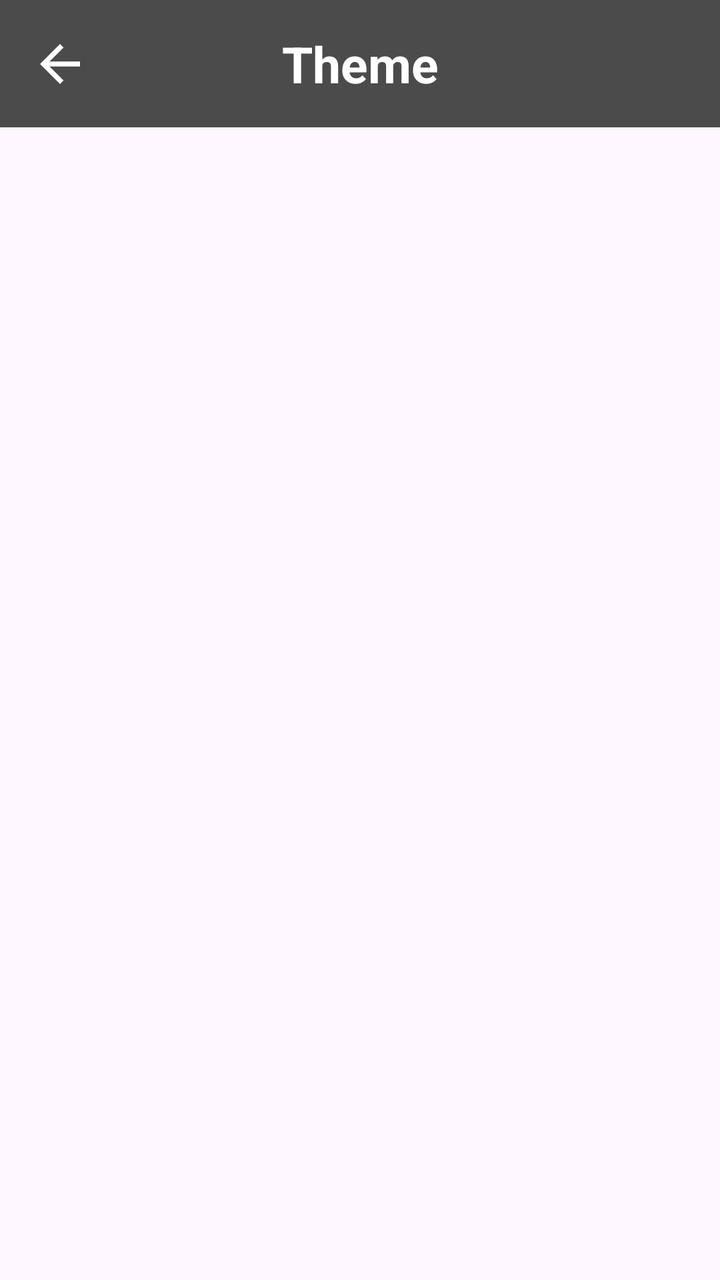
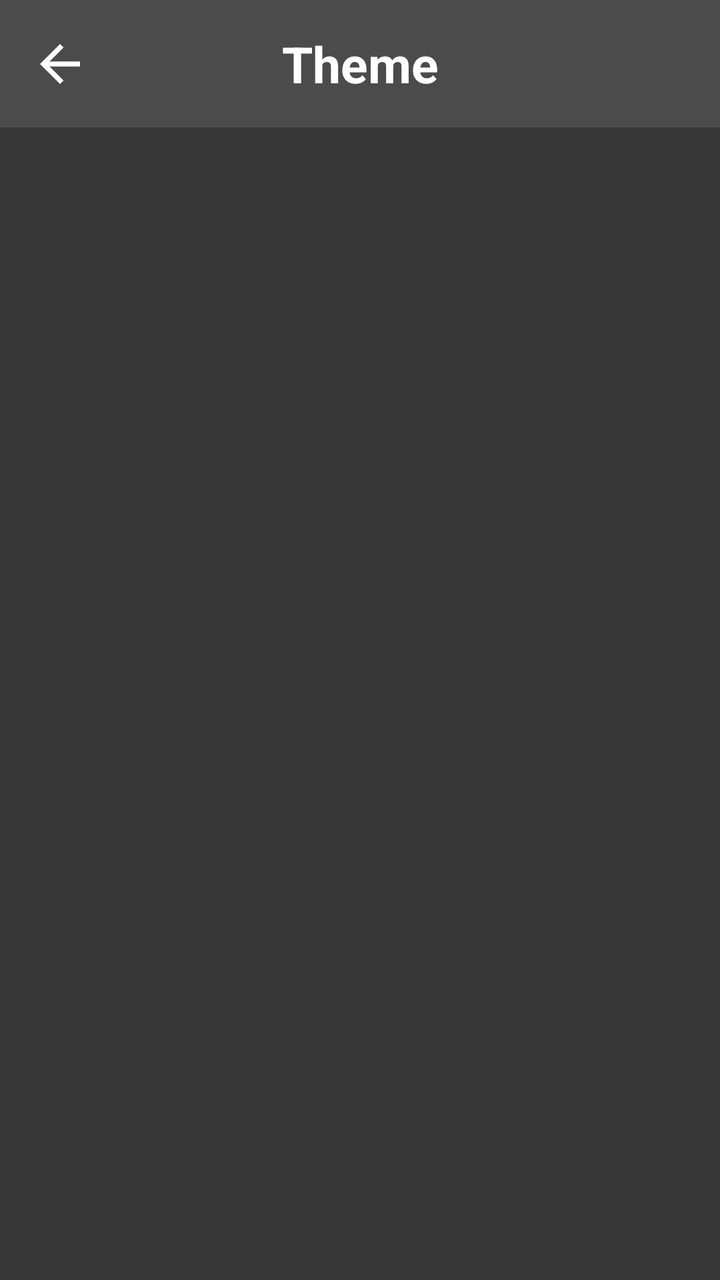

Screens rendered from an Android XML layout before and after an edit, with the pre-edit source and the edit as a unified diff.
<!-- AndroidManifest.xml: application theme AppTheme -->
<!-- res/layout/select_theme_activity.xml -->
<?xml version="1.0" encoding="utf-8"?>
<androidx.constraintlayout.widget.ConstraintLayout xmlns:android="http://schemas.android.com/apk/res/android"
    xmlns:app="http://schemas.android.com/apk/res-auto"
    android:layout_width="match_parent"
    android:layout_height="match_parent">

    <androidx.constraintlayout.widget.ConstraintLayout
        android:id="@+id/constraintToolBarr"
        android:layout_width="match_parent"
        android:layout_height="wrap_content"
        android:background="@color/dark_gray"
        app:layout_constraintEnd_toEndOf="parent"
        app:layout_constraintStart_toStartOf="parent"
        app:layout_constraintTop_toTopOf="parent">

        <androidx.appcompat.widget.AppCompatImageView
            android:layout_width="wrap_content"
            android:layout_height="wrap_content"
            android:layout_margin="@dimen/dp_15"
            app:layout_constraintBottom_toBottomOf="parent"
            app:layout_constraintStart_toStartOf="parent"
            app:layout_constraintTop_toTopOf="parent"
            app:srcCompat="@drawable/ic_back" />

        <androidx.appcompat.widget.AppCompatTextView
            android:layout_width="wrap_content"
            android:layout_height="wrap_content"
            android:layout_marginVertical="@dimen/dp_15"
            android:text="Theme"
            android:textColor="@color/white"
            android:textSize="@dimen/sp_25"
            android:textStyle="bold"
            app:layout_constraintBottom_toBottomOf="parent"
            app:layout_constraintEnd_toEndOf="parent"
            app:layout_constraintStart_toStartOf="parent"
            app:layout_constraintTop_toTopOf="parent" />

    </androidx.constraintlayout.widget.ConstraintLayout>

    <androidx.recyclerview.widget.RecyclerView
        android:id="@+id/recyclerViewTheme"
        android:layout_width="match_parent"
        android:layout_height="@dimen/dp_0"
        android:layout_margin="@dimen/dp_10"
        app:layout_constraintBottom_toBottomOf="parent"
        app:layout_constraintEnd_toEndOf="parent"
        app:layout_constraintStart_toStartOf="parent"
        app:layout_constraintTop_toBottomOf="@id/constraintToolBarr" />

</androidx.constraintlayout.widget.ConstraintLayout>
<!-- resources referenced by this layout -->
<resources>
  <color name="dark_gray">#4B4B4B</color>
  <color name="white">#FFFFFF</color>
  <dimen name="dp_0">0dp</dimen>
  <dimen name="dp_10">10dp</dimen>
  <dimen name="dp_15">15dp</dimen>
  <dimen name="sp_25">25sp</dimen>
  <!-- drawable ic_back (drawable) -->
  <vector xmlns:android="http://schemas.android.com/apk/res/android"
      android:width="30dp"
      android:height="30dp"
      android:autoMirrored="true"
      android:tint="#FFFFFF"
      android:viewportWidth="960"
      android:viewportHeight="960">
  
      <path
          android:fillColor="@android:color/white"
          android:pathData="M313,520L537,744L480,800L160,480L480,160L537,216L313,440L800,440L800,520L313,520Z" />
  
  </vector>
  <style name="AppTheme" parent="Theme.Material3.Light.NoActionBar">
          
          <item name="colorPrimary">@color/colorPrimary</item>
          <item name="colorPrimaryDark">@color/colorPrimaryDark</item>
          <item name="colorAccent">@color/colorAccent</item>
          <item name="android:windowLightStatusBar">true</item>
          <item name="colorControlActivated">@color/dark_gray</item>
      </style>
  <color name="colorPrimary">#3F51B5</color>
  <color name="colorPrimaryDark">#303F9F</color>
  <color name="colorAccent">#FF4081</color>
</resources>

<!-- the commit's change to res/layout/select_theme_activity.xml (unified diff, before → after) -->
@@ -2,6 +2,8 @@
 <androidx.constraintlayout.widget.ConstraintLayout xmlns:android="http://schemas.android.com/apk/res/android"
     xmlns:app="http://schemas.android.com/apk/res-auto"
     android:layout_width="match_parent"
+    android:background="@color/dark_gray2"
+    android:fitsSystemWindows="true"
     android:layout_height="match_parent">
 
     <androidx.constraintlayout.widget.ConstraintLayout
<!-- resource entries referenced after the edit -->
@@ -1,6 +1,7 @@
 <!-- resources referenced by this layout -->
 <resources>
   <color name="dark_gray">#4B4B4B</color>
+  <color name="dark_gray2">#373737</color>
   <color name="white">#FFFFFF</color>
   <dimen name="dp_0">0dp</dimen>
   <dimen name="dp_10">10dp</dimen>
